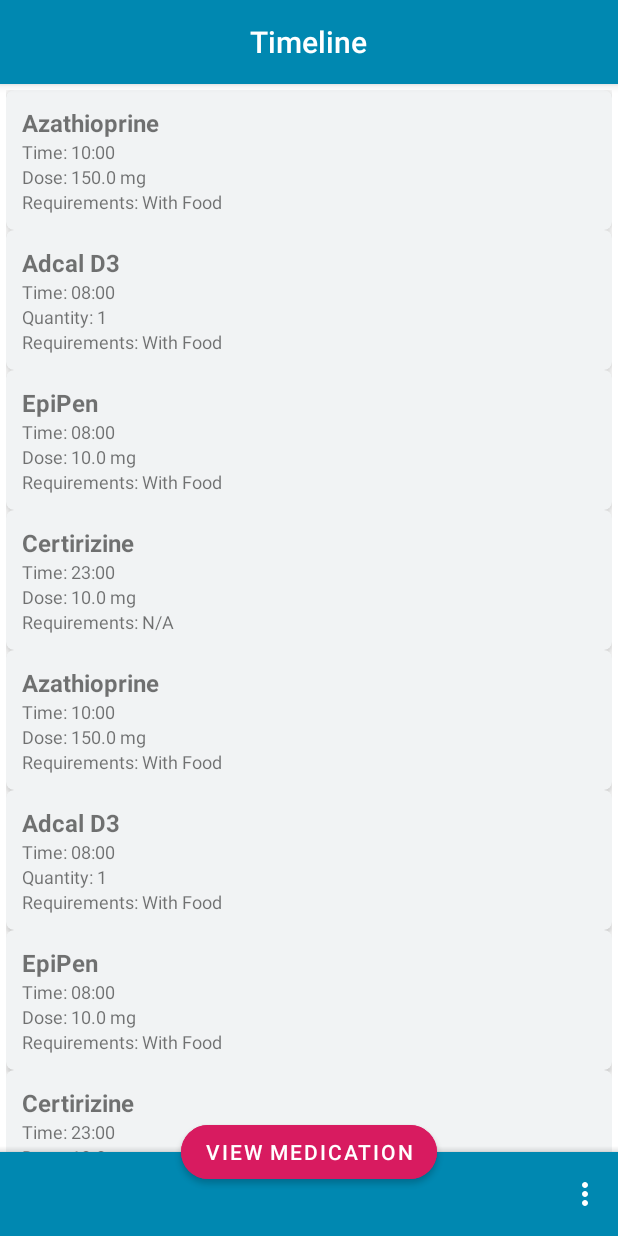
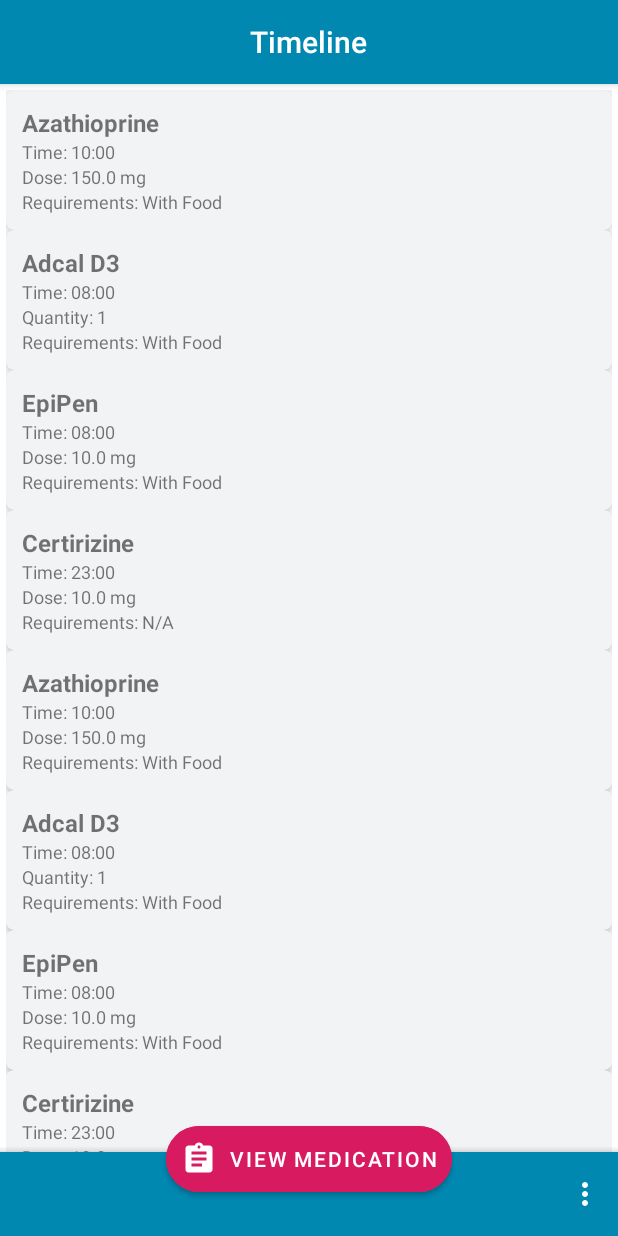
Before and after one commit to wrussell1999/medhelp-android, an Android app: the screen it shows after launch (Timeline), on a phone screen of 412 x 824 dp. Run offline under Robolectric (Android 15) with nearby library versions, the phone set to English and light mode, and no system bars.

Commit message:
Icon added to med button

```diff
--- a/app/src/main/res/layout/activity_change_medication.xml
+++ b/app/src/main/res/layout/activity_change_medication.xml
@@ -107,7 +107,10 @@
         android:layout_gravity="bottom"
         style="@style/Widget.MaterialComponents.BottomAppBar"
         android:backgroundTint="@color/colorPrimary"
-        app:fabAnimationMode="slide"/>
+        app:fabAnimationMode="slide"
+        app:fabCradleMargin="0dp"
+        app:fabAlignmentMode="center"
+        app:hideOnScroll="true"/>
 
     <com.google.android.material.floatingactionbutton.FloatingActionButton
         android:id="@+id/fab"
--- a/app/src/main/res/layout/activity_medication_overview.xml
+++ b/app/src/main/res/layout/activity_medication_overview.xml
@@ -54,7 +54,7 @@
         app:fabAnimationMode="slide"
         app:navigationIcon="@drawable/ic_arrow_back_white_24dp"
         app:hideOnScroll="true"
-        app:fabCradleRoundedCornerRadius="100dp"/>
+        app:fabCradleMargin="0dp" />
 
     <com.google.android.material.floatingactionbutton.FloatingActionButton
         android:id="@+id/fab"
--- a/app/src/main/res/layout/activity_timeline.xml
+++ b/app/src/main/res/layout/activity_timeline.xml
@@ -58,10 +58,13 @@
         android:id="@+id/med_button"
         android:layout_width="wrap_content"
         android:layout_height="wrap_content"
+        android:padding="10dp"
         android:text="View Medication"
         android:backgroundTint="@color/colorAccent"
-        app:cornerRadius="24dp"
+        app:cornerRadius="22dp"
         app:layout_anchor="@id/bar"
         app:layout_anchorGravity="bottom|center_horizontal"
-        android:layout_margin="32dp" />
+        android:layout_margin="23dp"
+        style="@style/Widget.MaterialComponents.Button.Icon"
+        app:icon="@drawable/ic_assignment_white_24dp"/>
 </androidx.coordinatorlayout.widget.CoordinatorLayout>
```
